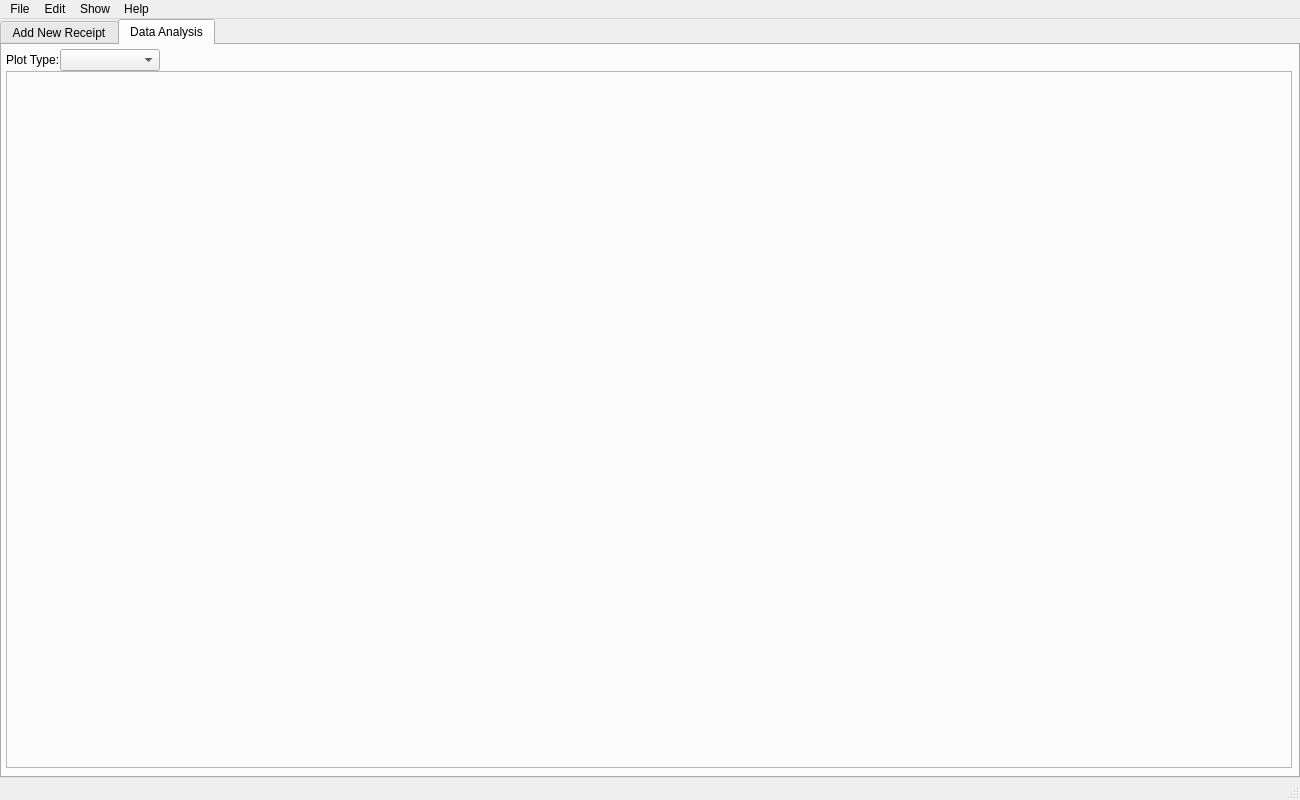
Before: the Qt Designer form pybudgetbook/ui/main_gui.ui in max3-2/pybudgetbook, drawn with Qt 5.
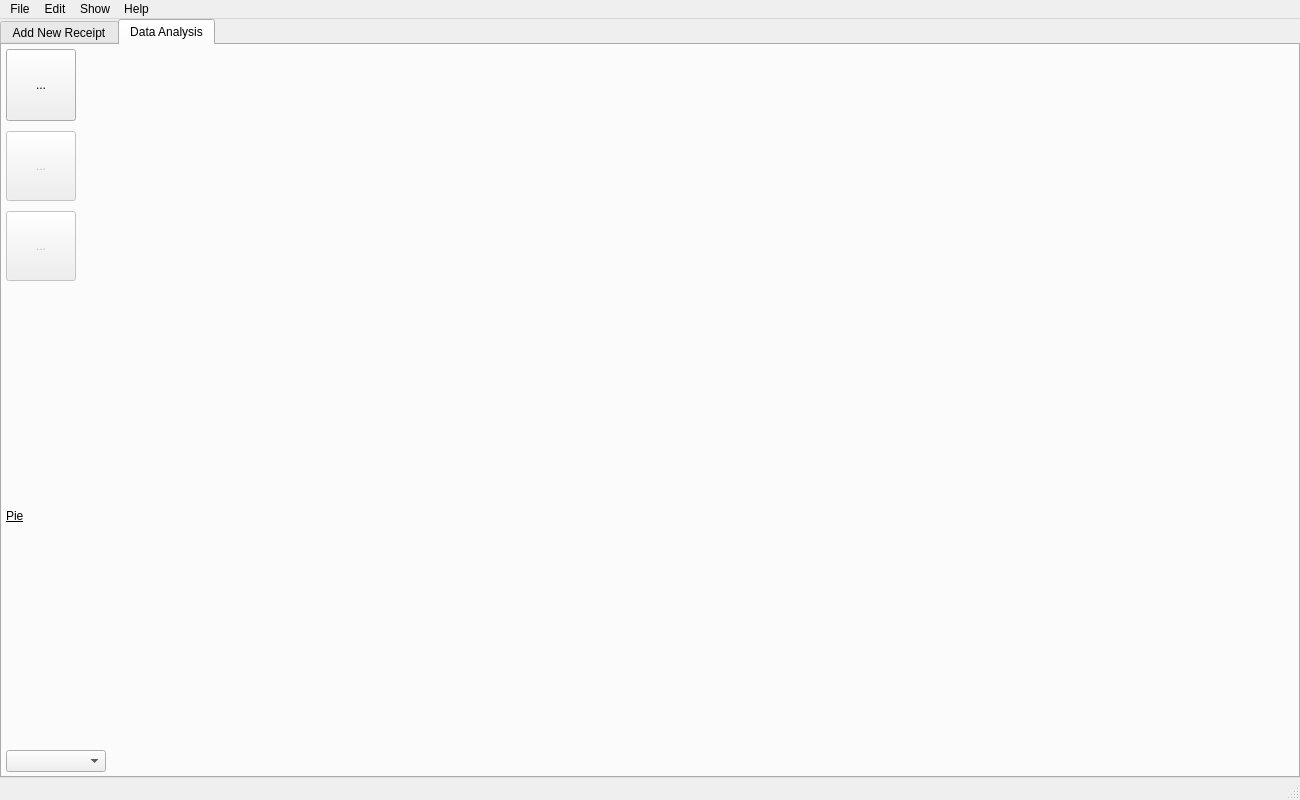
After: the same form once the commit is applied. The open tabs and pages were chosen to show the change. Icons and pictures are not drawn. Custom widgets are drawn as their Qt base class.

Commit message: Added plotting layout for data analysis

Diff of the .ui file:
```diff
--- a/pybudgetbook/ui/main_gui.ui
+++ b/pybudgetbook/ui/main_gui.ui
@@ -633,22 +633,8 @@
        </attribute>
        <layout class="QHBoxLayout" name="horizontalLayout_2">
         <property name="spacing">
-         <number>0</number>
+         <number>10</number>
         </property>
-        <property name="leftMargin">
-         <number>0</number>
-        </property>
-        <property name="topMargin">
-         <number>0</number>
-        </property>
-        <property name="rightMargin">
-         <number>0</number>
-        </property>
-        <property name="bottomMargin">
-         <number>4</number>
-        </property>
-        <item>
-         <layout class="QGridLayout" name="gridLayout_tabWidgetPage2">
           <property name="leftMargin">
            <number>4</number>
           </property>
@@ -661,8 +647,89 @@
           <property name="bottomMargin">
            <number>4</number>
           </property>
-          <item row="0" column="1">
-           <widget class="QComboBox" name="comboBox_mainPlotType">
+        <item>
+         <widget class="QFrame" name="frame_plotButtonbar">
+          <property name="frameShape">
+           <enum>QFrame::NoFrame</enum>
+          </property>
+          <property name="frameShadow">
+           <enum>QFrame::Plain</enum>
+          </property>
+          <layout class="QVBoxLayout" name="verticalLayout">
+           <property name="spacing">
+            <number>10</number>
+           </property>
+           <property name="leftMargin">
+            <number>0</number>
+           </property>
+           <property name="topMargin">
+            <number>0</number>
+           </property>
+           <property name="rightMargin">
+            <number>0</number>
+           </property>
+           <property name="bottomMargin">
+            <number>0</number>
+           </property>
+           <item>
+            <widget class="QToolButton" name="toolButton_loadPlotData">
+             <property name="minimumSize">
+              <size>
+               <width>70</width>
+               <height>72</height>
+              </size>
+             </property>
+             <property name="text">
+              <string>...</string>
+             </property>
+            </widget>
+           </item>
+           <item>
+            <widget class="QToolButton" name="toolButton_plotStem">
+             <property name="enabled">
+              <bool>false</bool>
+             </property>
+             <property name="minimumSize">
+              <size>
+               <width>70</width>
+               <height>70</height>
+              </size>
+             </property>
+             <property name="text">
+              <string>...</string>
+             </property>
+            </widget>
+           </item>
+           <item>
+            <widget class="QToolButton" name="toolButton_plotPie">
+             <property name="enabled">
+              <bool>false</bool>
+             </property>
+             <property name="minimumSize">
+              <size>
+               <width>70</width>
+               <height>70</height>
+              </size>
+             </property>
+             <property name="text">
+              <string>...</string>
+             </property>
+            </widget>
+           </item>
+           <item>
+            <widget class="QLabel" name="label_pieType">
+             <property name="font">
+              <font>
+               <underline>true</underline>
+              </font>
+             </property>
+             <property name="text">
+              <string>Pie</string>
+             </property>
+            </widget>
+           </item>
+           <item>
+            <widget class="QComboBox" name="comboBox_PiePlotType">
             <property name="sizePolicy">
              <sizepolicy hsizetype="Preferred" vsizetype="Fixed">
               <horstretch>0</horstretch>
@@ -677,37 +744,24 @@
             </property>
            </widget>
           </item>
-          <item row="0" column="0">
-           <widget class="QLabel" name="label_mainPlotType">
-            <property name="text">
-             <string>Plot Type:</string>
-            </property>
-           </widget>
-          </item>
-          <item row="0" column="2">
-           <spacer name="horizontalSpacer_4">
-            <property name="orientation">
-             <enum>Qt::Horizontal</enum>
-            </property>
-            <property name="sizeHint" stdset="0">
-             <size>
-              <width>40</width>
-              <height>20</height>
-             </size>
-            </property>
-           </spacer>
-          </item>
-          <item row="1" column="0" colspan="3">
+          </layout>
+         </widget>
+        </item>
+        <item>
            <widget class="QFrame" name="frame_dataAnalysis">
+          <property name="sizePolicy">
+           <sizepolicy hsizetype="Expanding" vsizetype="Preferred">
+            <horstretch>0</horstretch>
+            <verstretch>0</verstretch>
+           </sizepolicy>
+          </property>
             <property name="frameShape">
-             <enum>QFrame::StyledPanel</enum>
+           <enum>QFrame::NoFrame</enum>
             </property>
             <property name="frameShadow">
-             <enum>QFrame::Raised</enum>
-            </property>
-           </widget>
-          </item>
-         </layout>
+           <enum>QFrame::Plain</enum>
+          </property>
+         </widget>
         </item>
        </layout>
       </widget>
```
Left out of the diff: 6 changed lines with no effect on the pictures. Lines whose indentation alone changed are shown as unchanged. The commit also changes 3 other files.
